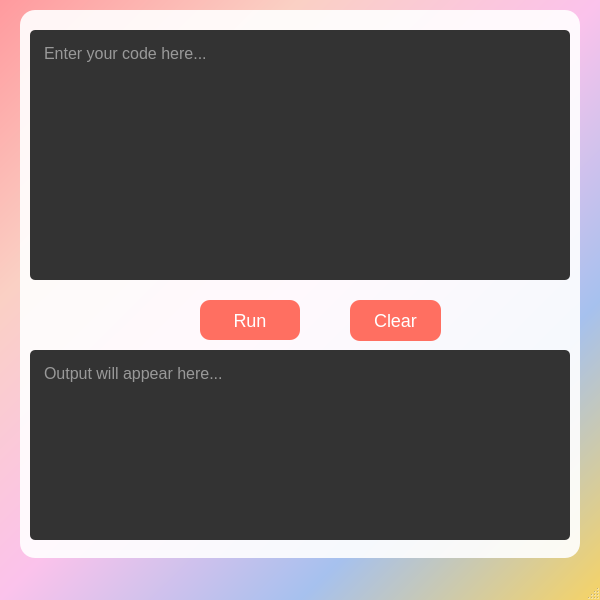
First picture: the form in compiler-starter-project/components/main_language.ui, repository puskr99/plc-language, before the edit.
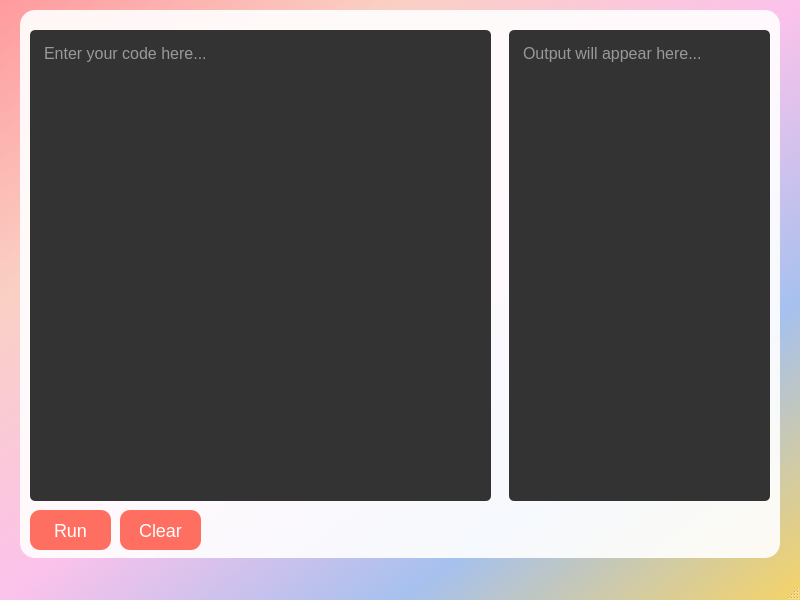
Second picture: the form after the edit.

The edit to the form file:
```diff
--- a/compiler-starter-project/components/main_language.ui
+++ b/compiler-starter-project/components/main_language.ui
@@ -6,7 +6,7 @@
    <rect>
     <x>0</x>
     <y>0</y>
-    <width>600</width>
+    <width>800</width>
     <height>600</height>
    </rect>
   </property>
@@ -52,34 +52,21 @@
      <rect>
       <x>30</x>
       <y>30</y>
-      <width>540</width>
-      <height>250</height>
+      <width>461</width>
+      <height>471</height>
      </rect>
     </property>
     <property name="placeholderText">
      <string>Enter your code here...</string>
     </property>
    </widget>
-   <widget class="QPushButton" name="run_button">
-    <property name="geometry">
-     <rect>
-      <x>200</x>
-      <y>300</y>
-      <width>100</width>
-      <height>40</height>
-     </rect>
-    </property>
-    <property name="text">
-     <string>Run</string>
-    </property>
-   </widget>
    <widget class="QTextEdit" name="output_console">
     <property name="geometry">
      <rect>
-      <x>30</x>
-      <y>350</y>
-      <width>540</width>
-      <height>190</height>
+      <x>509</x>
+      <y>30</y>
+      <width>261</width>
+      <height>471</height>
      </rect>
     </property>
     <property name="readOnly">
@@ -89,18 +76,28 @@
      <string>Output will appear here...</string>
     </property>
    </widget>
+   <widget class="QPushButton" name="run_button">
+    <property name="geometry">
+     <rect>
+      <x>30</x>
+      <y>510</y>
+      <width>81</width>
+      <height>40</height>
+     </rect>
+    </property>
+    <property name="text">
+     <string>Run</string>
+    </property>
+   </widget>
    <widget class="QPushButton" name="clear_button">
     <property name="geometry">
      <rect>
-      <x>350</x>
-      <y>300</y>
-      <width>91</width>
-      <height>41</height>
+      <x>120</x>
+      <y>510</y>
+      <width>81</width>
+      <height>40</height>
      </rect>
     </property>
-    <property name="styleSheet">
-     <string notr="true"/>
-    </property>
     <property name="text">
      <string>Clear</string>
     </property>
```
Left out of the diff: 2 changed lines with no effect on the pictures.
